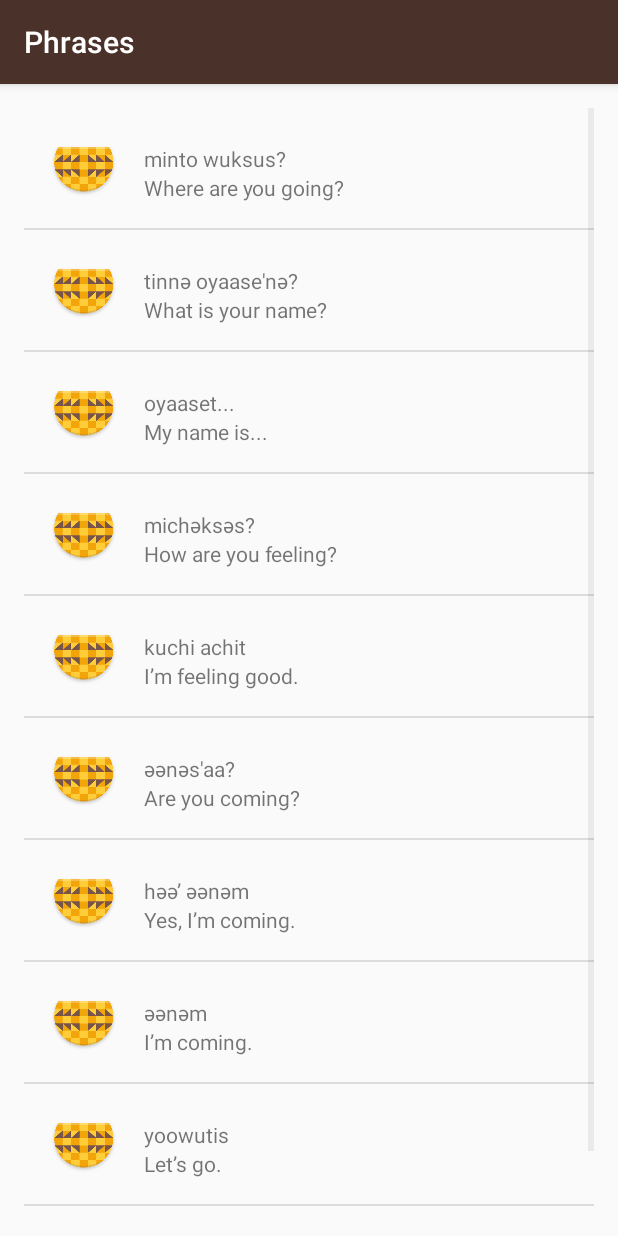
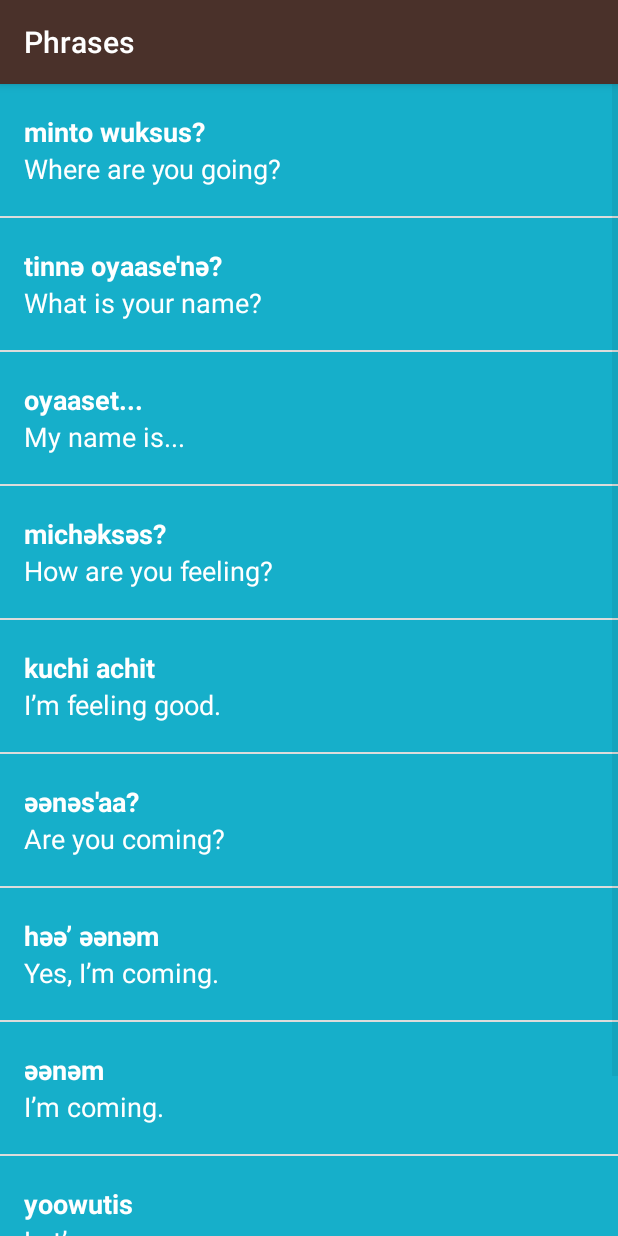
Before and after one commit to madmat27/Miwok, an Android app: the PhrasesActivity screen opened directly, with no data from a screen before it, on a phone screen of 412 x 824 dp. Run offline under Robolectric (Android 15) with nearby library versions, the light colour scheme and no system bars.

Commit message:
1. Fixed all values in dimensions.xml 2. Xml views revised to actual product 3. Modified Word class and WordAdapter to display color background 4. Modified the WordAdapter construction of new object in Numbers-, Family-, Colors- & PhrasesActivity. 5. Visual polishing completed

```diff
--- a/app/src/main/java/com/example/android/miwok/PhrasesActivity.java
+++ b/app/src/main/java/com/example/android/miwok/PhrasesActivity.java
@@ -28,7 +28,7 @@ public class PhrasesActivity extends AppCompatActivity {
         words.add(new Word("Let’s go.", "yoowutis"));
         words.add(new Word("Come here.", "әnni'nem"));
 
-        WordAdapter itemsAdapter = new WordAdapter(this, words);
+        WordAdapter itemsAdapter = new WordAdapter(this, words, R.color.category_phrases);
         ListView listView = (ListView) findViewById(R.id.list);
         listView.setAdapter(itemsAdapter);
 
--- a/app/src/main/java/com/example/android/miwok/Word.java
+++ b/app/src/main/java/com/example/android/miwok/Word.java
@@ -7,25 +7,80 @@ package com.example.android.miwok;
 public class Word {
 
     /**
+     * Constant use to represent that there was no image provided:
+     */
+    private static final int NO_IMAGE_PROVIDED = -1;
+    /**
      * Default Translation of the word:
      */
     private String mDefaultTranslation;
-
     /**
      * Miwok Translation of the word:
      */
     private String mMiwokTranslation;
+    /**
+     * ImageId used for the word:
+     */
+    private int mImageResourceId = NO_IMAGE_PROVIDED;
 
+    /**
+     * Main Ctor with 2 parameters
+     *
+     * @param DefaultTranslation Provides the Default Word
+     * @param MiwokTranslation   Provides the Miwok Translation
+     */
     public Word(String DefaultTranslation, String MiwokTranslation) {
         mDefaultTranslation = DefaultTranslation;
         mMiwokTranslation = MiwokTranslation;
     }
 
+    /**
+     * Secondary Ctor with 3 parameters
+     *
+     * @param DefaultTranslation Provides the Default Word
+     * @param MiwokTranslation   Provides the Miwok Translation
+     * @param ImageResourceId    Provides the relevant Image where applicable
+     */
+    public Word(String DefaultTranslation, String MiwokTranslation, int ImageResourceId) {
+        mDefaultTranslation = DefaultTranslation;
+        mMiwokTranslation = MiwokTranslation;
+        mImageResourceId = ImageResourceId;
+    }
+
+
+    /**
+     * Default Translation Getter
+     *
+     * @return the word of the default translation
+     */
     public String getDefaultTranslation() {
         return mDefaultTranslation;
     }
 
+    /**
+     * Miwok Translation Getter
+     *
+     * @return the word of the Miwok translation
+     */
     public String getMiwokTranslation() {
         return mMiwokTranslation;
     }
+
+    /**
+     * Image Resource Getter
+     *
+     * @return the ID of the ImageResource used
+     */
+    public int getImageResourceId() {
+        return mImageResourceId;
+    }
+
+    /**
+     * Check if there is an actual ImageResource
+     *
+     * @return true, if there is / false, if there isn't
+     */
+    public boolean hasImage() {
+        return mImageResourceId != NO_IMAGE_PROVIDED;
+    }
 }
--- a/app/src/main/java/com/example/android/miwok/WordAdapter.java
+++ b/app/src/main/java/com/example/android/miwok/WordAdapter.java
@@ -1,10 +1,12 @@
 package com.example.android.miwok;
 
 import android.app.Activity;
+import android.support.v4.content.ContextCompat;
 import android.view.LayoutInflater;
 import android.view.View;
 import android.view.ViewGroup;
 import android.widget.ArrayAdapter;
+import android.widget.ImageView;
 import android.widget.TextView;
 
 import java.util.ArrayList;
@@ -23,19 +25,26 @@ public class WordAdapter extends ArrayAdapter<Word> {
     private static final String LOG_TAG = WordAdapter.class.getSimpleName();
 
     /**
+     * Resource ID for background color for this list of words
+     */
+    private int mColorResourceId;
+
+    /**
      * This is our own custom constructor (it doesn't mirror a superclass constructor).
      * The context is used to inflate the layout file, and the list is the data we want
      * to populate into the lists.
      *
-     * @param context The current context. Used to inflate the layout file.
-     * @param words   A List of Word objects to display in a list
+     * @param context           The current context. Used to inflate the layout file.
+     * @param words             A List of Word objects to display in a list
+     * @param colorResourceId   The color to use in the view
      */
-    public WordAdapter(Activity context, ArrayList<Word> words) {
+    public WordAdapter(Activity context, ArrayList<Word> words, int colorResourceId) {
         // Here, we initialize the ArrayAdapter's internal storage for the context and the list.
         // the second argument is used when the ArrayAdapter is populating a single TextView.
         // Because this is a custom adapter for two TextViews and an ImageView, the adapter is not
         // going to use this second argument, so it can be any value. Here, we used 0.
         super(context, 0, words);
+        mColorResourceId = colorResourceId;
     }
 
     /**
@@ -67,19 +76,32 @@ public class WordAdapter extends ArrayAdapter<Word> {
 
         // Find the TextView in the list_item.xml layout with the Default Text name
         TextView defaultTextView = (TextView) listItemView.findViewById(R.id.default_text_view);
-        // Get the version number from the current AndroidFlavor object and
+        // Get the version number from the current Word object and
         // set this text on the number TextView
         defaultTextView.setText(currentWord.getDefaultTranslation());
 
-        /*// Find the ImageView in the list_item.xml layout with the ID list_item_icon
-        ImageView iconView = (ImageView) listItemView.findViewById(R.id.list_item_icon);
-        // Get the image resource ID from the current AndroidFlavor object and
-        // set the image to iconView
-        iconView.setImageResource(currentAndroidFlavor.getImageResourceId());*/
+        // Find the ImageView in the list_item.xml layout by using the ID:
+        ImageView iconView = (ImageView) listItemView.findViewById(R.id.image);
+        // If it has an image, get the image resource ID from the current Word object
+        if (currentWord.hasImage()) {
+            // and set the image to iconView
+            iconView.setImageResource(currentWord.getImageResourceId());
+        } else {
 
-        // Return the whole list item layout (containing 2 TextViews and an ImageView)
+            // otherwise, set the iconView's visibility to "GONE"
+            iconView.setVisibility(View.GONE);
+        }
+
+        // Set the theme color according to the activity:
+        View textContainer = listItemView.findViewById(R.id.text_container);
+        // Find the color that the resource ID maps to and
+        // set the bg color to the text container view:
+        textContainer.setBackgroundColor(ContextCompat.getColor(getContext(), mColorResourceId));
+
+        // Return the whole list item layout (containing 2 TextViews and an ImageView( where applicable))
         // so that it can be shown in the ListView
         return listItemView;
 
+
     }
 }
--- a/app/src/main/res/layout/list_item.xml
+++ b/app/src/main/res/layout/list_item.xml
@@ -4,33 +4,41 @@
     android:id="@+id/list_item"
     android:layout_width="match_parent"
     android:layout_height="wrap_content"
-    android:orientation="horizontal"
-    android:padding="@dimen/activity_horizontal_margin">
+    android:background="@color/tan_background"
+    android:minHeight="@dimen/list_item_height"
+    android:orientation="horizontal">
 
     <ImageView
         android:id="@+id/image"
-        android:layout_width="wrap_content"
-        android:layout_height="wrap_content"
-        android:src="@mipmap/ic_launcher" />
+        android:layout_width="@dimen/list_item_height"
+        android:layout_height="@dimen/list_item_height" />
 
     <LinearLayout
         android:id="@+id/text_container"
         android:layout_width="match_parent"
         android:layout_height="match_parent"
         android:orientation="vertical"
-        android:paddingLeft="@dimen/activity_horizontal_margin"
-        android:paddingTop="@dimen/activity_half_margin">
+        android:paddingLeft="16dp">
 
         <TextView
             android:id="@+id/miwok_text_view"
             android:layout_width="match_parent"
-            android:layout_height="wrap_content"
+            android:layout_height="0dp"
+            android:layout_weight="1"
+            android:gravity="bottom"
+            android:textAppearance="?android:textAppearanceMedium"
+            android:textColor="@android:color/white"
+            android:textStyle="bold"
             tools:text="lutti" />
 
         <TextView
             android:id="@+id/default_text_view"
             android:layout_width="match_parent"
-            android:layout_height="wrap_content"
+            android:layout_height="0dp"
+            android:layout_weight="1"
+            android:gravity="top"
+            android:textAppearance="?android:textAppearanceMedium"
+            android:textColor="@android:color/white"
             tools:text="one" />
 
     </LinearLayout>
--- a/app/src/main/res/layout/word_list.xml
+++ b/app/src/main/res/layout/word_list.xml
@@ -3,10 +3,6 @@
     android:id="@+id/list"
     android:layout_width="match_parent"
     android:layout_height="match_parent"
-    android:orientation="vertical"
-    android:paddingBottom="@dimen/activity_vertical_margin"
-    android:paddingLeft="@dimen/activity_horizontal_margin"
-    android:paddingRight="@dimen/activity_horizontal_margin"
-    android:paddingTop="@dimen/activity_vertical_margin">
+    android:orientation="vertical">
 
 </ListView>
--- a/app/src/main/res/values/dimens.xml
+++ b/app/src/main/res/values/dimens.xml
@@ -15,8 +15,4 @@
 <resources>
     <!-- Height of each list item -->
     <dimen name="list_item_height">88dp</dimen>
-    <!-- Default screen margins, per the Android Design guidelines. -->
-    <dimen name="activity_horizontal_margin">16dp</dimen>
-    <dimen name="activity_vertical_margin">16dp</dimen>
-    <dimen name="activity_half_margin">8dp</dimen>
 </resources>
```
Also changed, not shown: app/src/main/java/com/example/android/miwok/ColorsActivity.java (+9 -9 lines), app/src/main/java/com/example/android/miwok/FamilyActivity.java (+11 -11 lines), app/src/main/java/com/example/android/miwok/NumbersActivity.java (+11 -11 lines), app/src/main/res/values-w820dp/dimens.xml (deleted, +0 -20 lines).
